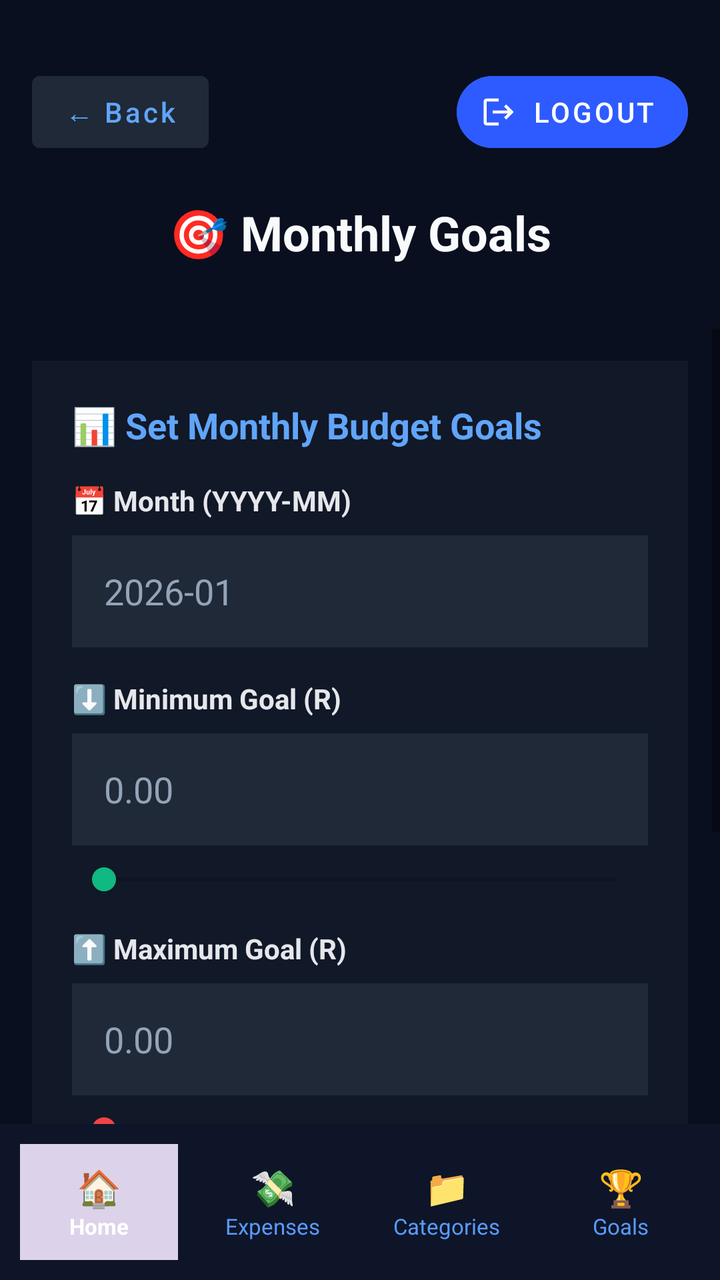
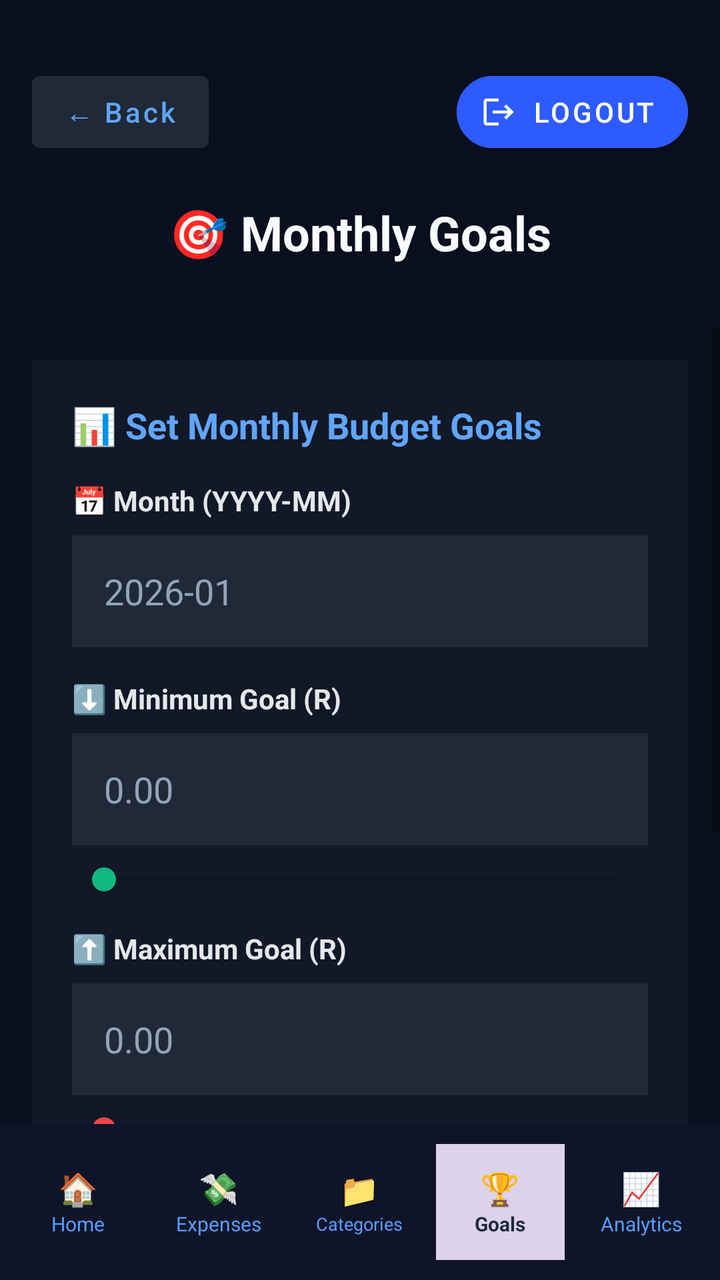

Compare the two renders of this Android layout. The source of the first and the diff that turns it into the second are given below.
<!-- AndroidManifest.xml: application theme Theme.PennyWize -->
<!-- res/layout/activity_goals.xml -->
<?xml version="1.0" encoding="utf-8"?>
<LinearLayout xmlns:android="http://schemas.android.com/apk/res/android"
    android:layout_width="match_parent"
    android:layout_height="match_parent"
    xmlns:app="http://schemas.android.com/apk/res-auto"
    android:orientation="vertical"
    android:background="#0A0F1F">

    
    <RelativeLayout
        android:layout_width="match_parent"
        android:layout_height="wrap_content"
        android:padding="16dp"
        android:layout_marginTop="16dp"
        android:layout_marginBottom="16dp">

        <Button
            android:id="@+id/btnBack"
            android:layout_width="wrap_content"
            android:layout_height="48dp"
            android:layout_alignParentStart="true"
            android:layout_alignParentTop="true"
            android:backgroundTint="#1F2937"
            android:text="← Back"
            android:textAllCaps="false"
            android:textColor="#60A5FA" />

        
        <com.google.android.material.button.MaterialButton
            android:id="@+id/btnLogout"
            style="@style/Widget.MaterialComponents.Button.Icon"
            android:layout_width="wrap_content"
            android:layout_height="48dp"
            android:layout_alignParentEnd="true"
            android:layout_alignParentTop="true"
            android:backgroundTint="#2E5BFF"
            android:text="Logout"
            app:cornerRadius="20dp"
            app:icon="@drawable/ic_logout"
            app:iconSize="18dp"
            app:iconTint="@android:color/white" />


        <TextView
            android:id="@+id/tvHeaderTitle"
            android:layout_width="wrap_content"
            android:layout_height="wrap_content"
            android:layout_below="@id/btnLogout"
            android:layout_centerHorizontal="true"
            android:layout_marginTop="20dp"
            android:text="🎯 Monthly Goals"
            android:textColor="#F8FAFC"
            android:textSize="24sp"
            android:textStyle="bold" />

    </RelativeLayout>

    <ScrollView
        android:layout_width="match_parent"
        android:layout_height="0dp"
        android:layout_weight="1">

        <LinearLayout
            android:layout_width="match_parent"
            android:layout_height="wrap_content"
            android:orientation="vertical"
            android:padding="16dp">

            <LinearLayout
                android:layout_width="match_parent"
                android:layout_height="wrap_content"
                android:orientation="vertical"
                android:background="#111827"
                android:padding="20dp"
                android:layout_marginBottom="16dp">

                <TextView
                    android:layout_width="wrap_content"
                    android:layout_height="wrap_content"
                    android:text="📊 Set Monthly Budget Goals"
                    android:textColor="#60A5FA"
                    android:textSize="18sp"
                    android:textStyle="bold"
                    android:layout_marginBottom="16dp"/>

                <TextView
                    android:layout_width="wrap_content"
                    android:layout_height="wrap_content"
                    android:text="📅 Month (YYYY-MM)"
                    android:textColor="#E5E7EB"
                    android:textStyle="bold"
                    android:layout_marginBottom="8dp"/>

                <EditText
                    android:id="@+id/etMonth"
                    android:layout_width="match_parent"
                    android:layout_height="56dp"
                    android:hint="2026-01"
                    android:textColorHint="#94A3B8"
                    android:textColor="#FFFFFF"
                    android:background="#1F2937"
                    android:paddingStart="16dp"
                    android:paddingEnd="16dp"
                    android:layout_marginBottom="16dp"
                    android:inputType="text"/>

                <TextView
                    android:layout_width="wrap_content"
                    android:layout_height="wrap_content"
                    android:text="⬇️ Minimum Goal (R)"
                    android:textColor="#E5E7EB"
                    android:textStyle="bold"
                    android:layout_marginBottom="8dp"/>

                <EditText
                    android:id="@+id/etMinGoal"
                    android:layout_width="match_parent"
                    android:layout_height="56dp"
                    android:hint="0.00"
                    android:textColorHint="#94A3B8"
                    android:textColor="#FFFFFF"
                    android:background="#1F2937"
                    android:paddingStart="16dp"
                    android:paddingEnd="16dp"
                    android:layout_marginBottom="8dp"
                    android:inputType="numberDecimal"/>

                <SeekBar
                    android:id="@+id/seekBarMin"
                    android:layout_width="match_parent"
                    android:layout_height="wrap_content"
                    android:max="10000"
                    android:progress="0"
                    android:progressTint="#10B981"
                    android:thumbTint="#10B981"
                    android:layout_marginBottom="16dp"/>

                <TextView
                    android:layout_width="wrap_content"
                    android:layout_height="wrap_content"
                    android:text="⬆️ Maximum Goal (R)"
                    android:textColor="#E5E7EB"
                    android:textStyle="bold"
                    android:layout_marginBottom="8dp"/>

                <EditText
                    android:id="@+id/etMaxGoal"
                    android:layout_width="match_parent"
                    android:layout_height="56dp"
                    android:hint="0.00"
                    android:textColorHint="#94A3B8"
                    android:textColor="#FFFFFF"
                    android:background="#1F2937"
                    android:paddingStart="16dp"
                    android:paddingEnd="16dp"
                    android:layout_marginBottom="8dp"
                    android:inputType="numberDecimal"/>

                <SeekBar
                    android:id="@+id/seekBarMax"
                    android:layout_width="match_parent"
                    android:layout_height="wrap_content"
                    android:max="10000"
                    android:progress="0"
                    android:progressTint="#EF4444"
                    android:thumbTint="#EF4444"
                    android:layout_marginBottom="16dp"/>

                <Button
                    android:id="@+id/btnSaveGoal"
                    android:layout_width="match_parent"
                    android:layout_height="56dp"
                    android:text="💾 SAVE GOALS"
                    android:textAllCaps="false"
                    android:textColor="#FFFFFF"
                    android:backgroundTint="#2563EB"
                    android:textSize="16sp"
                    android:textStyle="bold"/>
            </LinearLayout>

            <LinearLayout
                android:layout_width="match_parent"
                android:layout_height="wrap_content"
                android:orientation="vertical"
                android:background="#111827"
                android:padding="20dp">

                <TextView
                    android:layout_width="wrap_content"
                    android:layout_height="wrap_content"
                    android:text="📌 Current Goals"
                    android:textColor="#60A5FA"
                    android:textSize="18sp"
                    android:textStyle="bold"
                    android:layout_marginBottom="12dp"/>

                <TextView
                    android:id="@+id/tvCurrentGoals"
                    android:layout_width="wrap_content"
                    android:layout_height="wrap_content"
                    android:text="No goals set yet"
                    android:textColor="#94A3B8"
                    android:textSize="14sp"/>
            </LinearLayout>
        </LinearLayout>
    </ScrollView>

    
    <LinearLayout
        android:layout_width="match_parent"
        android:layout_height="78dp"
        android:background="#0E1528"
        android:gravity="center"
        android:orientation="horizontal"
        android:paddingHorizontal="6dp">

        <LinearLayout
            android:id="@+id/navHome"
            android:layout_width="0dp"
            android:layout_height="58dp"
            android:layout_weight="1"
            android:gravity="center"
            android:orientation="vertical"
            android:layout_margin="4dp"
            android:background="#DCD3EA">

            <TextView
                android:layout_width="wrap_content"
                android:layout_height="wrap_content"
                android:text="🏠"
                android:textColor="#FFFFFF"
                android:textSize="18sp"
                android:textStyle="bold" />

            <TextView
                android:layout_width="wrap_content"
                android:layout_height="wrap_content"
                android:text="Home"
                android:textColor="#FFFFFF"
                android:textSize="11sp"
                android:textStyle="bold" />
        </LinearLayout>

        <LinearLayout
            android:id="@+id/navExpenses"
            android:layout_width="0dp"
            android:layout_height="58dp"
            android:layout_weight="1"
            android:gravity="center"
            android:orientation="vertical"
            android:layout_margin="4dp">

            <TextView
                android:layout_width="wrap_content"
                android:layout_height="wrap_content"
                android:text="💸"
                android:textColor="#5A9BFF"
                android:textSize="18sp"
                android:textStyle="bold" />

            <TextView
                android:layout_width="wrap_content"
                android:layout_height="wrap_content"
                android:text="Expenses"
                android:textColor="#5A9BFF"
                android:textSize="11sp" />
        </LinearLayout>

        <LinearLayout
            android:id="@+id/navCategories"
            android:layout_width="0dp"
            android:layout_height="58dp"
            android:layout_weight="1"
            android:gravity="center"
            android:orientation="vertical"
            android:layout_margin="4dp">

            <TextView
                android:layout_width="wrap_content"
                android:layout_height="wrap_content"
                android:text="📁"
                android:textColor="#5A9BFF"
                android:textSize="18sp"
                android:textStyle="bold" />

            <TextView
                android:layout_width="wrap_content"
                android:layout_height="wrap_content"
                android:text="Categories"
                android:textColor="#5A9BFF"
                android:textSize="11sp" />
        </LinearLayout>

        <LinearLayout
            android:id="@+id/navGoals"
            android:layout_width="0dp"
            android:layout_height="58dp"
            android:layout_weight="1"
            android:gravity="center"
            android:orientation="vertical"
            android:layout_margin="4dp">

            <TextView
                android:layout_width="wrap_content"
                android:layout_height="wrap_content"
                android:text="🏆"
                android:textColor="#5A9BFF"
                android:textSize="18sp"
                android:textStyle="bold" />

            <TextView
                android:layout_width="wrap_content"
                android:layout_height="wrap_content"
                android:text="Goals"
                android:textColor="#5A9BFF"
                android:textSize="11sp" />
        </LinearLayout>
    </LinearLayout>
</LinearLayout>
<!-- resources referenced by this layout -->
<resources>
  <!-- drawable ic_logout (drawable) -->
  <?xml version="1.0" encoding="utf-8"?>
  <vector xmlns:android="http://schemas.android.com/apk/res/android"
  android:width="24dp"
  android:height="24dp"
  android:viewportWidth="24"
  android:viewportHeight="24"
  android:tint="#FFFFFF">
  <path
      android:fillColor="@android:color/white"
      android:pathData="M17,7l-1.41,1.41L18.17,11H8v2h10.17l-2.58,2.58L17,17l5,-5L17,7zM4,5h8V3H4C2.9,3 2,3.9 2,5v14c0,1.1 0.9,2 2,2h8v-2H4V5z"/>
  </vector>
  <style name="Theme.PennyWize" parent="Theme.MaterialComponents.DayNight.NoActionBar">
          
          <item name="colorPrimary">#4A9EFF</item>
          <item name="colorPrimaryVariant">#1A2035</item>
          <item name="colorOnPrimary">#FFFFFF</item>
          
          <item name="colorSecondary">#4A9EFF</item>
          <item name="colorSecondaryVariant">#0A0E1A</item>
          <item name="colorOnSecondary">#FFFFFF</item>
          
          <item name="android:statusBarColor">#0A0E1A</item>
          
          <item name="android:windowBackground">#0A0E1A</item>
      </style>
</resources>

<!-- the commit's change to res/layout/activity_goals.xml (unified diff, before → after) -->
@@ -212,7 +212,7 @@
         android:background="#0E1528"
         android:gravity="center"
         android:orientation="horizontal"
-        android:paddingHorizontal="6dp">
+        android:paddingHorizontal="4dp">
 
         <LinearLayout
             android:id="@+id/navHome"
@@ -221,99 +221,73 @@
             android:layout_weight="1"
             android:gravity="center"
             android:orientation="vertical"
-            android:layout_margin="4dp"
+            android:layout_margin="3dp">
+            <TextView android:layout_width="wrap_content" android:layout_height="wrap_content"
+                android:text="🏠" android:textColor="#5A9BFF" android:textSize="16sp" />
+            <TextView android:layout_width="wrap_content" android:layout_height="wrap_content"
+                android:text="Home" android:textColor="#5A9BFF" android:textSize="10sp" />
+        </LinearLayout>
+
+        <LinearLayout
+            android:id="@+id/navExpenses"
+            android:layout_width="0dp"
+            android:layout_height="58dp"
+            android:layout_weight="1"
+            android:gravity="center"
+            android:orientation="vertical"
+            android:layout_margin="3dp">
+            <TextView android:layout_width="wrap_content" android:layout_height="wrap_content"
+                android:text="💸" android:textColor="#5A9BFF" android:textSize="16sp" />
+            <TextView android:layout_width="wrap_content" android:layout_height="wrap_content"
+                android:text="Expenses" android:textColor="#5A9BFF" android:textSize="10sp" />
+        </LinearLayout>
+
+        <LinearLayout
+            android:id="@+id/navCategories"
+            android:layout_width="0dp"
+            android:layout_height="58dp"
+            android:layout_weight="1"
+            android:gravity="center"
+            android:orientation="vertical"
+            android:layout_margin="3dp">
+            <TextView android:layout_width="wrap_content" android:layout_height="wrap_content"
+                android:text="📁" android:textColor="#5A9BFF" android:textSize="16sp" />
+            <TextView android:layout_width="wrap_content" android:layout_height="wrap_content"
+                android:text="Categories" android:textColor="#5A9BFF" android:textSize="9sp" />
+        </LinearLayout>
+
+        <LinearLayout
+            android:id="@+id/navGoals"
+            android:layout_width="0dp"
+            android:layout_height="58dp"
+            android:layout_weight="1"
+            android:gravity="center"
+            android:orientation="vertical"
+            android:layout_margin="3dp"
             android:background="#DCD3EA">
-
-            <TextView
-                android:layout_width="wrap_content"
-                android:layout_height="wrap_content"
-                android:text="🏠"
-                android:textColor="#FFFFFF"
-                android:textSize="18sp"
-                android:textStyle="bold" />
-
-            <TextView
-                android:layout_width="wrap_content"
-                android:layout_height="wrap_content"
-                android:text="Home"
-                android:textColor="#FFFFFF"
-                android:textSize="11sp"
-                android:textStyle="bold" />
-        </LinearLayout>
-
-        <LinearLayout
-            android:id="@+id/navExpenses"
-            android:layout_width="0dp"
-            android:layout_height="58dp"
-            android:layout_weight="1"
-            android:gravity="center"
-            android:orientation="vertical"
-            android:layout_margin="4dp">
-
-            <TextView
-                android:layout_width="wrap_content"
-                android:layout_height="wrap_content"
-                android:text="💸"
-                android:textColor="#5A9BFF"
-                android:textSize="18sp"
-                android:textStyle="bold" />
-
-            <TextView
-                android:layout_width="wrap_content"
-                android:layout_height="wrap_content"
-                android:text="Expenses"
-                android:textColor="#5A9BFF"
-                android:textSize="11sp" />
-        </LinearLayout>
-
-        <LinearLayout
-            android:id="@+id/navCategories"
-            android:layout_width="0dp"
-            android:layout_height="58dp"
-            android:layout_weight="1"
-            android:gravity="center"
-            android:orientation="vertical"
-            android:layout_margin="4dp">
-
-            <TextView
-                android:layout_width="wrap_content"
-                android:layout_height="wrap_content"
-                android:text="📁"
-                android:textColor="#5A9BFF"
-                android:textSize="18sp"
-                android:textStyle="bold" />
-
-            <TextView
-                android:layout_width="wrap_content"
-                android:layout_height="wrap_content"
-                android:text="Categories"
-                android:textColor="#5A9BFF"
-                android:textSize="11sp" />
-        </LinearLayout>
-
-        <LinearLayout
-            android:id="@+id/navGoals"
-            android:layout_width="0dp"
-            android:layout_height="58dp"
-            android:layout_weight="1"
-            android:gravity="center"
-            android:orientation="vertical"
-            android:layout_margin="4dp">
-
-            <TextView
-                android:layout_width="wrap_content"
-                android:layout_height="wrap_content"
-                android:text="🏆"
-                android:textColor="#5A9BFF"
-                android:textSize="18sp"
-                android:textStyle="bold" />
-
-            <TextView
-                android:layout_width="wrap_content"
-                android:layout_height="wrap_content"
-                android:text="Goals"
-                android:textColor="#5A9BFF"
-                android:textSize="11sp" />
-        </LinearLayout>
+            <TextView android:layout_width="wrap_content" android:layout_height="wrap_content"
+                android:text="🏆" android:textColor="#1F2937" android:textSize="16sp"
+                android:textStyle="bold"/>
+            <TextView android:layout_width="wrap_content" android:layout_height="wrap_content"
+                android:text="Goals" android:textColor="#1F2937" android:textSize="10sp"
+                android:textStyle="bold"/>
+        </LinearLayout>
+
+        <LinearLayout
+            android:id="@+id/navAnalytics"
+            android:layout_width="0dp"
+            android:layout_height="58dp"
+            android:layout_weight="1"
+            android:gravity="center"
+            android:orientation="vertical"
+            android:layout_margin="3dp">
+            <TextView android:layout_width="wrap_content" android:layout_height="wrap_content"
+                android:text="📈" android:textColor="#5A9BFF" android:textSize="16sp"
+                />
+            <TextView android:layout_width="wrap_content" android:layout_height="wrap_content"
+                android:text="Analytics" android:textColor="#5A9BFF" android:textSize="10sp"
+                />
+        </LinearLayout>
+
     </LinearLayout>
 </LinearLayout>
